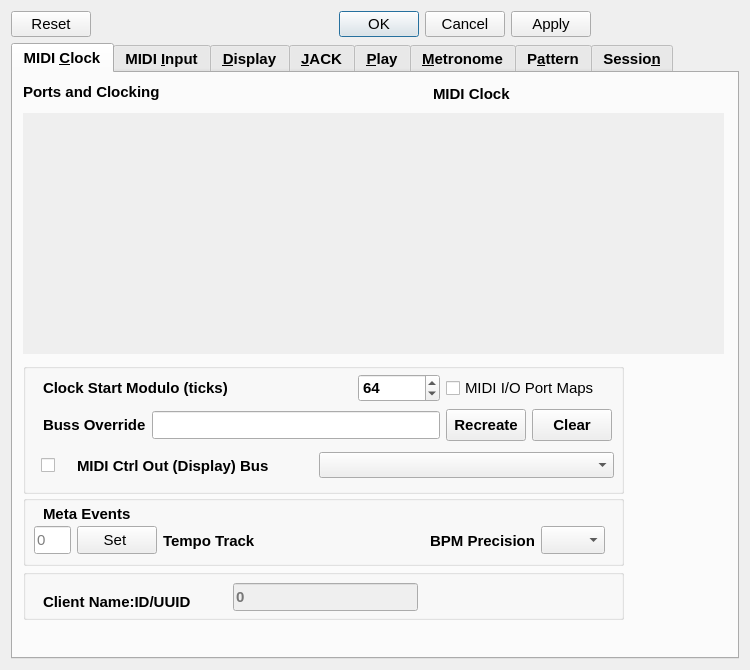
This is seq_qt5/src/gui/qseditoptions.ui in ahlstromcj/seq66 as Qt 5 draws it before an edit. The edited form follows.
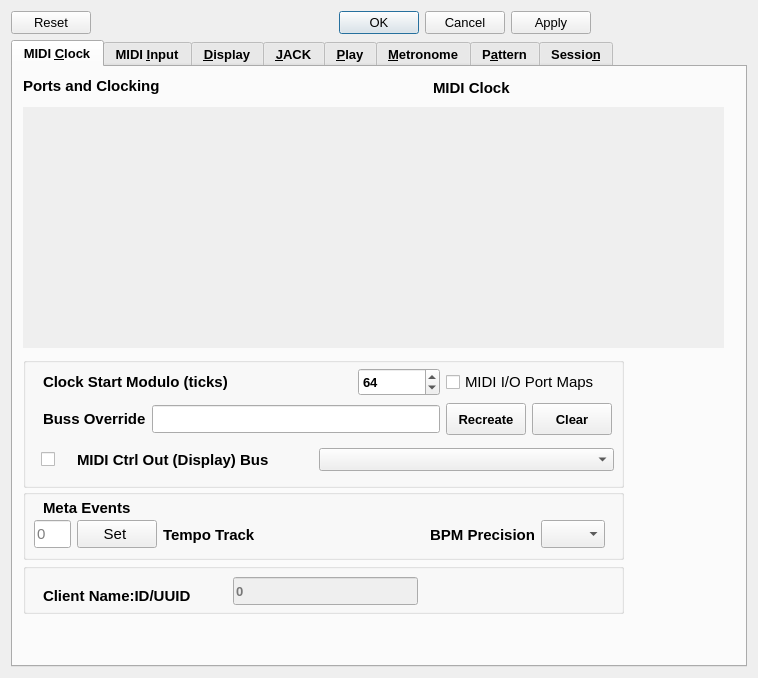
This is the edited form. The open tabs and pages were chosen to show the change.

```diff
--- a/seq_qt5/src/gui/qseditoptions.ui
+++ b/seq_qt5/src/gui/qseditoptions.ui
@@ -6,13 +6,13 @@
    <rect>
     <x>0</x>
     <y>0</y>
-    <width>750</width>
-    <height>670</height>
+    <width>758</width>
+    <height>678</height>
    </rect>
   </property>
   <property name="font">
    <font>
-    <pointsize>11</pointsize>
+    <pointsize>10</pointsize>
    </font>
   </property>
   <property name="windowTitle">
@@ -42,7 +42,7 @@
      </property>
      <property name="font">
       <font>
-       <pointsize>11</pointsize>
+       <pointsize>10</pointsize>
        <bold>true</bold>
       </font>
      </property>
@@ -367,7 +367,23 @@
          </widget>
         </item>
         <item>
-         <widget class="QComboBox" name="comboBoxMidiOutBuss"/>
+         <widget class="QComboBox" name="comboBoxMidiOutBuss">
+          <property name="sizePolicy">
+           <sizepolicy hsizetype="Preferred" vsizetype="Fixed">
+            <horstretch>0</horstretch>
+            <verstretch>0</verstretch>
+           </sizepolicy>
+          </property>
+          <property name="minimumSize">
+           <size>
+            <width>180</width>
+            <height>0</height>
+           </size>
+          </property>
+          <property name="sizeAdjustPolicy">
+           <enum>QComboBox::SizeAdjustPolicy::AdjustToContents</enum>
+          </property>
+         </widget>
         </item>
        </layout>
       </widget>
```
Left out of the diff: 92 changed lines with no effect on the pictures.
